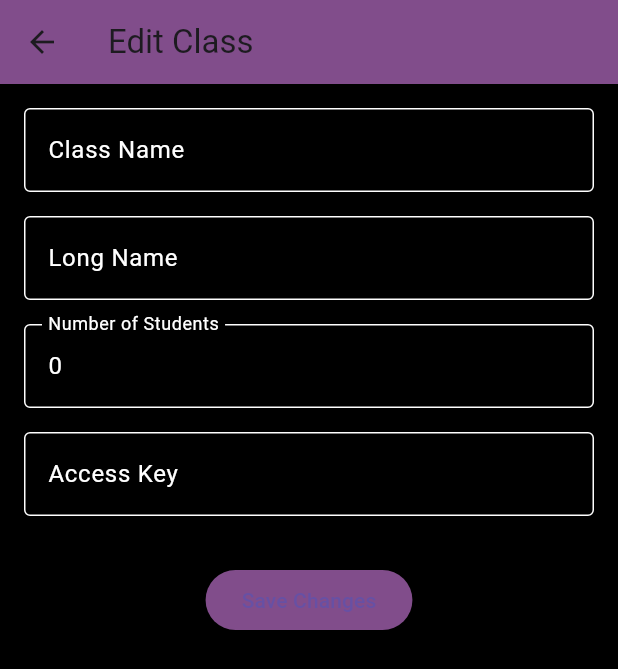
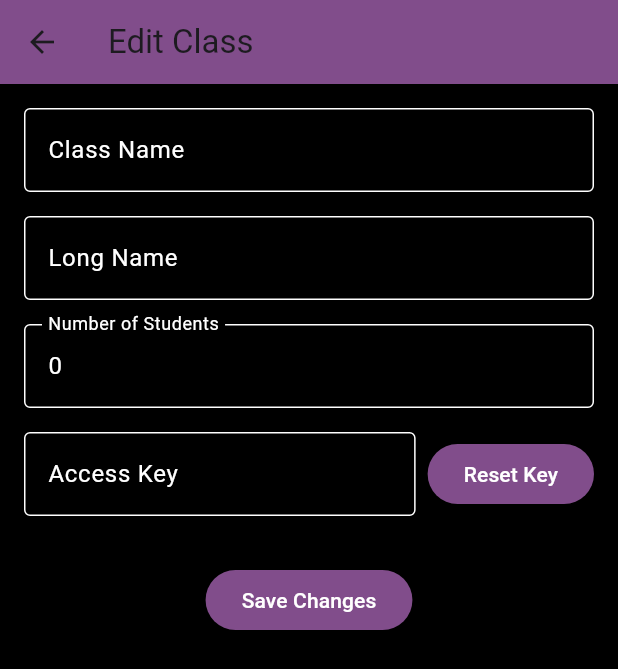
Before and after one commit to MAY55A/SMARN-FET, a Flutter app: the EditClass screen opened directly with empty values, on a phone screen of 412 x 824 dp. Shown: the top 669 px of the screen. Run offline on Flutter 3.47's test engine with Material 3 defaults, Android fonts, the phone set to English and light mode, and no system bars; our stand-ins replace cloud_functions, firebase_auth, firebase_core; accounts and stored records are empty.

Commit message:
added reset key

```diff
--- a/lib/pages/Admin/Manage Classes/edit_class.dart
+++ b/lib/pages/Admin/Manage Classes/edit_class.dart
@@ -66,6 +66,29 @@ class _EditClassState extends State<EditClass> {
     }
   }
 
+  Future<void> _resetKey() async {
+    if (widget.classItem.id == null) return;
+
+    setState(() => _isLoading = true);
+    final response = await _classService.changeClassKey(widget.classItem.id!);
+
+    setState(() => _isLoading = false);
+
+    if (response['success'] && response['newKey'] != null) {
+      setState(() {
+        _accessKeyController.text = response['newKey'];
+      });
+
+      ScaffoldMessenger.of(context).showSnackBar(
+        const SnackBar(content: Text('Access key reset successfully!')),
+      );
+    } else {
+      ScaffoldMessenger.of(context).showSnackBar(
+        SnackBar(content: Text('Error: ${response['message']}')),
+      );
+    }
+  }
+
   @override
   Widget build(BuildContext context) {
     return Scaffold(
@@ -91,7 +114,12 @@ class _EditClassState extends State<EditClass> {
                       keyboardType: TextInputType.number,
                     ),
                     const SizedBox(height: 16),
-                    buildTextField('Access Key', _accessKeyController),
+                    buildTextFieldWithButton(
+                      'Access Key',
+                      _accessKeyController,
+                      'Reset Key',
+                      _resetKey,
+                    ),
                     const SizedBox(height: 32),
                     ElevatedButton(
                       onPressed: _saveChanges,
@@ -99,6 +127,7 @@ class _EditClassState extends State<EditClass> {
                       style: ButtonStyle(
                         backgroundColor: MaterialStateProperty.all(
                             AppColors.appBarColor),
+                            foregroundColor: MaterialStateProperty.all(Colors.white)
                       ),
                     ),
                   ],
@@ -129,4 +158,44 @@ class _EditClassState extends State<EditClass> {
       ),
     );
   }
+
+  Widget buildTextFieldWithButton(
+    String label,
+    TextEditingController controller,
+    String buttonLabel,
+    VoidCallback onButtonPressed, {
+    TextInputType keyboardType = TextInputType.text,
+  }) {
+    return Row(
+      children: [
+        Expanded(
+          child: TextField(
+            controller: controller,
+            style: const TextStyle(color: Colors.white),
+            keyboardType: keyboardType,
+            decoration: InputDecoration(
+              labelText: label,
+              labelStyle: const TextStyle(color: Colors.white),
+              enabledBorder: const OutlineInputBorder(
+                borderSide: BorderSide(color: Colors.white),
+              ),
+              focusedBorder: const OutlineInputBorder(
+                borderSide: BorderSide(color: Colors.purple),
+              ),
+            ),
+          ),
+        ),
+        const SizedBox(width: 8),
+        ElevatedButton(
+          onPressed: onButtonPressed,
+          style: ButtonStyle(
+            backgroundColor:
+                MaterialStateProperty.all(AppColors.appBarColor),
+                foregroundColor: MaterialStateProperty.all(Colors.white)
+          ),
+          child: Text(buttonLabel),
+        ),
+      ],
+    );
+  }
 }
```
Also changed, not shown: lib/pages/Admin/Manage Subjects/manage_subjects_form.dart (+19 -0 lines), lib/pages/Admin/Manage Subjects/view_subject_details.dart (added, +33 -0 lines), lib/pages/Admin/Manage Teachers/manage_teachers_form.dart (+13 -0 lines), lib/pages/Admin/Manage Teachers/view_teacher_details.dart (added, +37 -0 lines), lib/pages/Admin/admin_form.dart (+19 -5 lines), lib/pages/Teacher/Educator_form.dart (+18 -5 lines).
